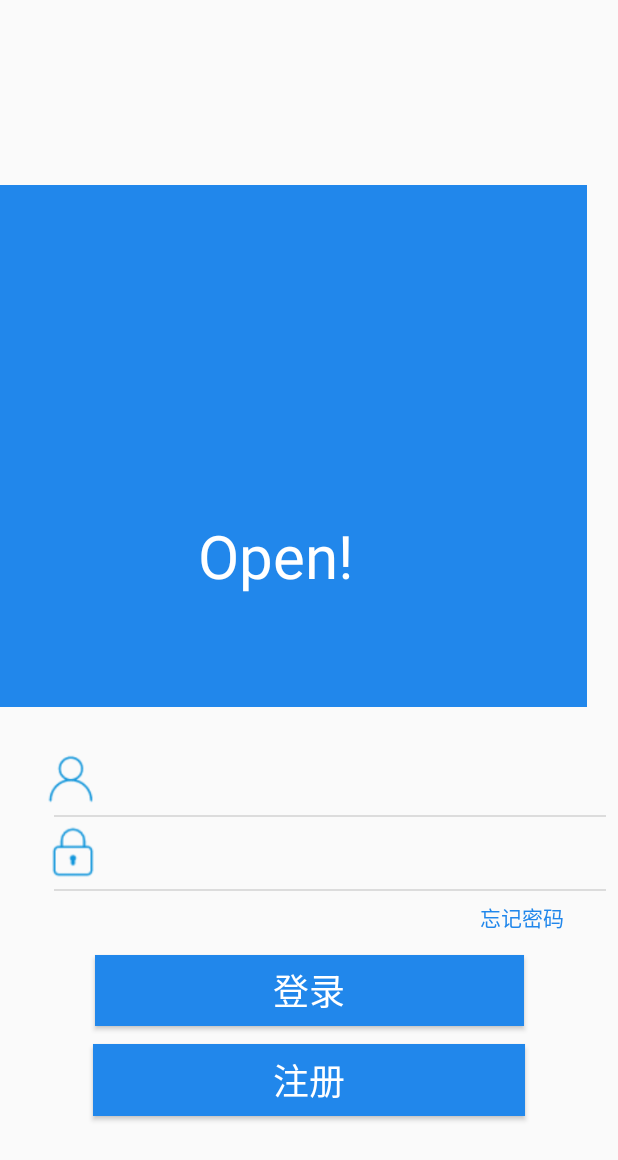
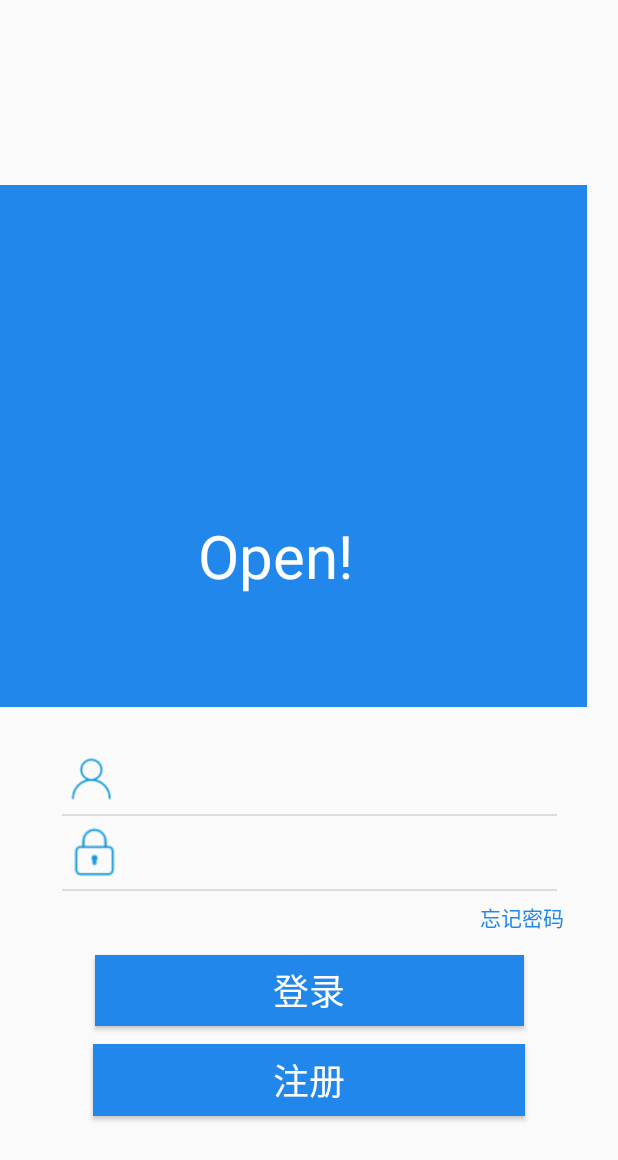
Before and after one commit to leonyan18/Open, an Android app: the screen it shows after launch (MainActivity), on a phone screen of 412 x 824 dp. Shown: the top 1160 px of the screen. Run offline under Robolectric (Android 15) with nearby library versions, the phone set to English and light mode, and no system bars.

Commit message:
1213
231231

```diff
--- a/app/build.gradle
+++ b/app/build.gradle
@@ -36,4 +36,5 @@ dependencies {
     compile 'com.guo.android_extend:android-extend:1.0.1'
     compile 'com.zwh:RxFingerPrinter:1.1.0'
     implementation 'com.android.support:cardview-v7:26.1.0'
+    compile 'com.sdsmdg.tastytoast:tastytoast:0.1.1'
 }
--- a/app/src/main/java/com/example/yan/open/MainActivity.java
+++ b/app/src/main/java/com/example/yan/open/MainActivity.java
@@ -2,6 +2,7 @@ package com.example.yan.open;
 
 import android.content.Intent;
 import android.os.Environment;
+import android.support.v4.app.ActivityOptionsCompat;
 import android.support.v7.app.AppCompatActivity;
 import android.os.Bundle;
 import android.util.Log;
@@ -37,9 +38,9 @@ public class MainActivity extends AppCompatActivity {
         login.setOnClickListener(new View.OnClickListener() {
             @Override
             public void onClick(View view) {
-
+                ActivityOptionsCompat oc2 = ActivityOptionsCompat.makeSceneTransitionAnimation(MainActivity.this);
                 Intent intent=new Intent(MainActivity.this,DoorControl.class);
-                startActivity(intent);
+                startActivity(intent,oc2.toBundle());
                 finish();
 //                new Thread(new Runnable() {
 //                    @Override
--- a/app/src/main/res/layout/activity_main.xml
+++ b/app/src/main/res/layout/activity_main.xml
@@ -51,11 +51,11 @@
 
     <LinearLayout
         android:id="@+id/linearLayout5"
-        android:layout_width="351dp"
+        android:layout_width="352dp"
         android:layout_height="49dp"
         android:layout_marginBottom="44dp"
-        android:layout_marginEnd="8dp"
-        android:layout_marginStart="8dp"
+        android:layout_marginEnd="15dp"
+        android:layout_marginStart="15dp"
         android:orientation="horizontal"
         app:layout_constraintBottom_toTopOf="@+id/login"
         app:layout_constraintEnd_toEndOf="parent"
@@ -63,18 +63,21 @@
 
         <ImageView
             android:id="@+id/imageView2"
-            android:layout_width="71dp"
+            android:layout_width="79dp"
             android:layout_height="match_parent"
+            android:layout_marginLeft="15dp"
             android:layout_weight="1"
             app:srcCompat="@drawable/password" />
 
         <EditText
             android:id="@+id/password"
-            android:layout_width="351dp"
-            android:layout_height="match_parent"
+            android:layout_width="330dp"
+            android:layout_height="30dp"
             android:layout_weight="1"
             android:background="@null"
             android:ems="10"
+            android:layout_marginLeft="15dp"
+            android:layout_gravity="center_vertical"
             android:inputType="textPassword"
             app:layout_constraintBottom_toBottomOf="parent"
             app:layout_constraintRight_toRightOf="parent"
@@ -87,8 +90,8 @@
         android:id="@+id/linearLayout7"
         android:layout_width="352dp"
         android:layout_height="48dp"
-        android:layout_marginEnd="8dp"
-        android:layout_marginStart="8dp"
+        android:layout_marginEnd="15dp"
+        android:layout_marginStart="15dp"
         android:orientation="horizontal"
         app:layout_constraintBottom_toTopOf="@+id/linearLayout5"
         app:layout_constraintEnd_toEndOf="parent"
@@ -96,16 +99,18 @@
 
         <ImageView
             android:id="@+id/imageView"
-            android:layout_width="61dp"
+            android:layout_width="70dp"
             android:layout_height="match_parent"
+            android:layout_marginLeft="15dp"
             android:layout_weight="1"
             app:srcCompat="@drawable/user" />
 
         <EditText
             android:id="@+id/user"
-            android:layout_width="341dp"
-            android:layout_height="match_parent"
-            android:layout_marginEnd="4dp"
+            android:layout_width="330dp"
+            android:layout_height="30dp"
+            android:layout_marginLeft="15dp"
+            android:layout_gravity="center_vertical"
             android:layout_weight="1"
             android:background="@null"
             android:ems="20"
@@ -117,20 +122,25 @@
 
     <View
         android:id="@+id/view"
-        android:layout_width="368dp"
+        android:layout_width="330dp"
         android:layout_height="1dp"
+        android:layout_marginEnd="8dp"
+        android:layout_marginStart="8dp"
         android:background="#dcdcdc"
-        android:layout_marginEnd="8dp"
+        app:layout_constraintBottom_toBottomOf="@+id/linearLayout7"
         app:layout_constraintEnd_toEndOf="parent"
+        app:layout_constraintStart_toStartOf="parent"
         app:layout_constraintTop_toBottomOf="@+id/linearLayout7"></View>
 
     <View
         android:id="@+id/view2"
-        android:layout_width="368dp"
+        android:layout_width="330dp"
         android:layout_height="1dp"
+        android:layout_marginEnd="8dp"
+        android:layout_marginStart="8dp"
         android:background="#dcdcdc"
-        android:layout_marginEnd="8dp"
         app:layout_constraintEnd_toEndOf="parent"
+        app:layout_constraintStart_toStartOf="parent"
         app:layout_constraintTop_toBottomOf="@+id/linearLayout5"></View>
 
     <android.support.constraint.ConstraintLayout
--- a/build.gradle
+++ b/build.gradle
@@ -7,7 +7,7 @@ buildscript {
         jcenter()
     }
     dependencies {
-        classpath 'com.android.tools.build:gradle:3.0.0'
+        classpath 'com.android.tools.build:gradle:3.0.1'
 
 
         // NOTE: Do not place your application dependencies here; they belong
```
Also changed, not shown: app/src/main/java/com/example/yan/open/DoorControl.java (+36 -7 lines), app/src/main/java/com/example/yan/open/PersonInfo.java (+13 -5 lines), app/src/main/res/drawable/border_shape.xml (added, +9 -0 lines), app/src/main/res/drawable/focus.xml (added, +8 -0 lines), app/src/main/res/drawable/normal.xml (added, +8 -0 lines), app/src/main/res/layout/pass_door.xml (added, +15 -0 lines).
